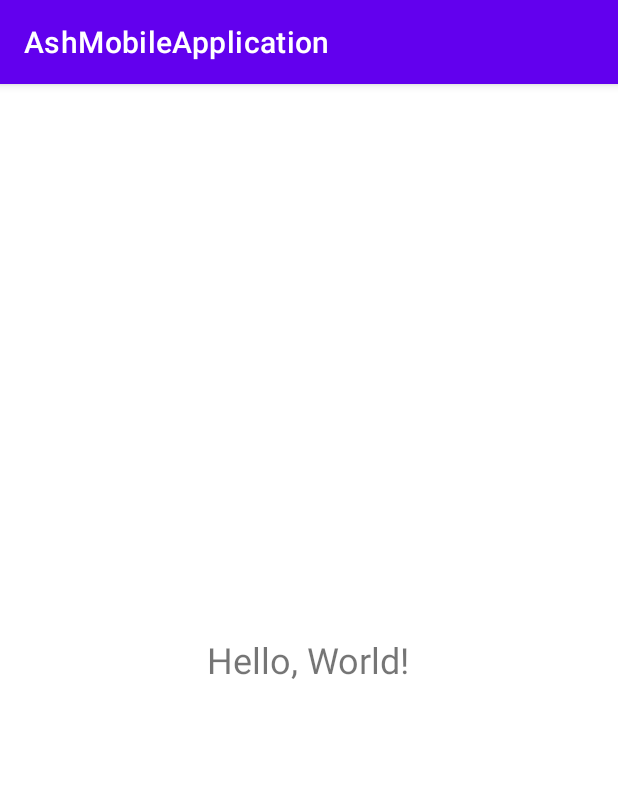
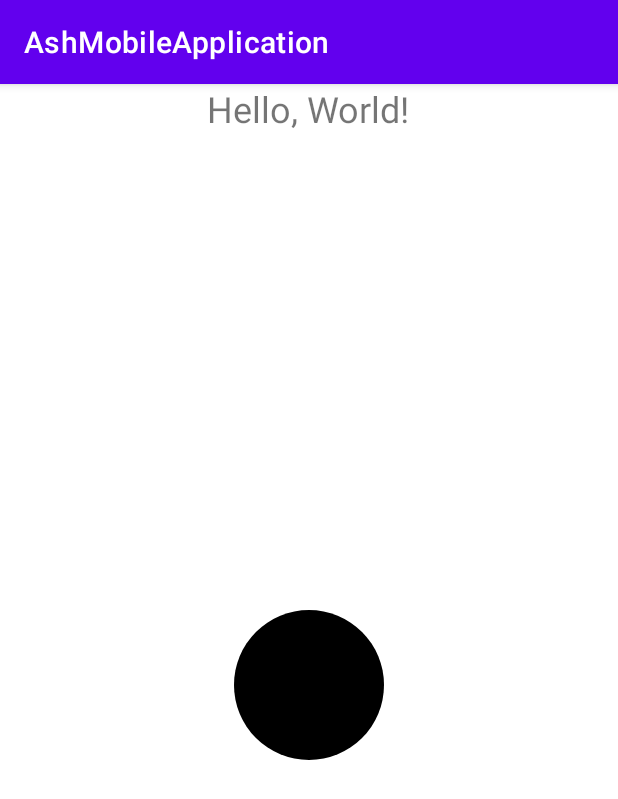
Before and after one commit to alfonsandrade/AshMobileApplication, an Android app: the screen it shows after launch (MainActivity), on a phone screen of 412 x 824 dp. Shown: the top 799 px of the screen. Run offline under Robolectric (Android 15) with nearby library versions, the phone set to English and light mode, and no system bars; our stand-ins replace navigation-ui.

Commit message:
ASH-46: Start the app project and repository - Structure the main class to be compatible with nav graph

```diff
--- a/app/build.gradle.kts
+++ b/app/build.gradle.kts
@@ -37,7 +37,8 @@ android {
 }
 
 dependencies {
-
+    implementation ("androidx.navigation:navigation-fragment-ktx:2.3.5")
+    implementation ("androidx.navigation:navigation-ui-ktx:2.3.5")
     implementation("androidx.core:core-ktx:1.9.0")
     implementation("androidx.appcompat:appcompat:1.6.1")
     implementation("com.google.android.material:material:1.8.0")
--- /dev/null
+++ b/app/src/main/java/com/example/ashmobileapplication/MainActivity.java
@@ -0,0 +1,29 @@
+package com.example.ashmobileapplication;
+
+import android.os.Bundle;
+import androidx.appcompat.app.AppCompatActivity;
+import androidx.navigation.NavController;
+import androidx.navigation.Navigation;
+import androidx.navigation.ui.NavigationUI;
+
+public class MainActivity extends AppCompatActivity {
+
+    @Override
+    protected void onCreate(Bundle savedInstanceState) {
+        super.onCreate(savedInstanceState);
+        setContentView(R.layout.activity_main);
+
+        // Obtain the NavController from the NavHostFragment
+        NavController navController = Navigation.findNavController(this, R.id.nav_host_fragment);
+
+        // Setup ActionBar with NavController (if using a Toolbar)
+        // Uncomment the next line if you have a Toolbar configured as the ActionBar
+        // NavigationUI.setupActionBarWithNavController(this, navController);
+    }
+
+    @Override
+    public boolean onSupportNavigateUp() {
+        // This method is called when the up button is pressed. Just return the NavController's navigateUp method.
+        return Navigation.findNavController(this, R.id.nav_host_fragment).navigateUp();
+    }
+}
--- a/app/src/main/java/com/example/ashmobileapplication/MainActivity.kt
+++ /dev/null
@@ -1,12 +0,0 @@
-package com.example.ashmobileapplication
-
-import android.os.Bundle
-import androidx.appcompat.app.AppCompatActivity
-import com.example.ashmobileapplication.R
-
-class MainActivity : AppCompatActivity() {
-    override fun onCreate(savedInstanceState: Bundle?) {
-        super.onCreate(savedInstanceState)
-        setContentView(R.layout.activity_main)
-    }
-}
--- /dev/null
+++ b/app/src/main/java/com/example/ashmobileapplication/MainFragment.java
@@ -0,0 +1,29 @@
+package com.example.ashmobileapplication;
+
+import android.os.Bundle;
+import androidx.fragment.app.Fragment;
+import androidx.navigation.Navigation;
+
+import android.view.LayoutInflater;
+import android.view.View;
+import android.view.ViewGroup;
+import android.widget.ImageButton;
+
+public class MainFragment extends Fragment {
+
+    @Override
+    public View onCreateView(LayoutInflater inflater, ViewGroup container,
+                             Bundle savedInstanceState) {
+        View view = inflater.inflate(R.layout.fragment_main, container, false);
+
+        ImageButton buttonPause = view.findViewById(R.id.buttonPause);
+        buttonPause.setOnClickListener(new View.OnClickListener() {
+            @Override
+            public void onClick(View v) {
+                Navigation.findNavController(v).navigate(R.id.action_mainFragment_to_pausedFragment);
+            }
+        });
+
+        return view;
+    }
+}
--- /dev/null
+++ b/app/src/main/res/drawable/circle_background.xml
@@ -0,0 +1,8 @@
+<?xml version="1.0" encoding="utf-8"?>
+<shape xmlns:android="http://schemas.android.com/apk/res/android"
+    android:shape="oval">
+    <solid android:color="@color/black" />
+    <size
+        android:width="100dp"
+        android:height="100dp" />
+</shape>
--- a/app/src/main/res/layout/activity_main.xml
+++ b/app/src/main/res/layout/activity_main.xml
@@ -1,5 +1,6 @@
 <?xml version="1.0" encoding="utf-8"?>
 <LinearLayout xmlns:android="http://schemas.android.com/apk/res/android"
+    xmlns:app="http://schemas.android.com/apk/res-auto"
     android:layout_width="match_parent"
     android:layout_height="match_parent"
     android:orientation="vertical"
@@ -10,4 +11,13 @@
         android:layout_height="wrap_content"
         android:text="Hello, World!"
         android:textSize="24sp"/>
+
+    <fragment
+        android:id="@+id/nav_host_fragment"
+        android:name="androidx.navigation.fragment.NavHostFragment"
+        android:layout_width="match_parent"
+        android:layout_height="match_parent"
+        app:navGraph="@navigation/nav_graph"
+        app:defaultNavHost="true" />
+
 </LinearLayout>
--- /dev/null
+++ b/app/src/main/res/layout/fragment_main.xml
@@ -0,0 +1,21 @@
+<?xml version="1.0" encoding="utf-8"?>
+<androidx.constraintlayout.widget.ConstraintLayout xmlns:android="http://schemas.android.com/apk/res/android"
+    xmlns:app="http://schemas.android.com/apk/res-auto"
+    xmlns:tools="http://schemas.android.com/tools"
+    android:layout_width="match_parent"
+    android:layout_height="match_parent">
+
+    <ImageButton
+        android:id="@+id/buttonPause"
+        android:layout_width="wrap_content"
+        android:layout_height="wrap_content"
+        android:layout_gravity="center"
+        android:background="@drawable/circle_background"
+        android:contentDescription="@string/pause"
+        app:layout_constraintBottom_toBottomOf="parent"
+        app:layout_constraintEnd_toEndOf="parent"
+        app:layout_constraintStart_toStartOf="parent"
+        app:layout_constraintTop_toTopOf="parent" />
+
+
+</androidx.constraintlayout.widget.ConstraintLayout>
--- /dev/null
+++ b/app/src/main/res/navigation/nav_graph.xml
@@ -0,0 +1,23 @@
+<?xml version="1.0" encoding="utf-8"?>
+<navigation xmlns:android="http://schemas.android.com/apk/res/android"
+    xmlns:app="http://schemas.android.com/apk/res-auto"
+    xmlns:tools="http://schemas.android.com/tools"
+    android:id="@+id/nav_graph"
+    app:startDestination="@id/mainFragment">
+
+    <fragment
+        android:id="@+id/mainFragment"
+        android:name="com.example.ashmobileapplication.MainFragment"
+        android:label="Main Fragment"
+        tools:layout="@layout/fragment_main" >
+        <action
+            android:id="@+id/action_mainFragment_to_pausedFragment"
+            app:destination="@id/pausedFragment" />
+    </fragment>
+
+    <fragment
+        android:id="@+id/pausedFragment"
+        android:name="com.example.ashmobileapplication.PausedFragment"
+        android:label="Paused Fragment"
+        tools:layout="@layout/fragment_paused" />
+</navigation>
--- /dev/null
+++ b/app/src/main/res/values/refs.xml
@@ -0,0 +1,2 @@
+<?xml version="1.0" encoding="utf-8"?>
+<resources></resources>
--- a/app/src/main/res/values/strings.xml
+++ b/app/src/main/res/values/strings.xml
@@ -1,3 +1,4 @@
 <resources>
     <string name="app_name">AshMobileApplication</string>
+    <string name="pause">Pause</string>
 </resources>
```
Also changed, not shown: app/src/main/AndroidManifest.xml (+5 -9 lines), app/src/main/java/com/example/ashmobileapplication/PausedFragment.java (added, +21 -0 lines), app/src/main/res/layout/fragment_paused.xml (added, +15 -0 lines).
